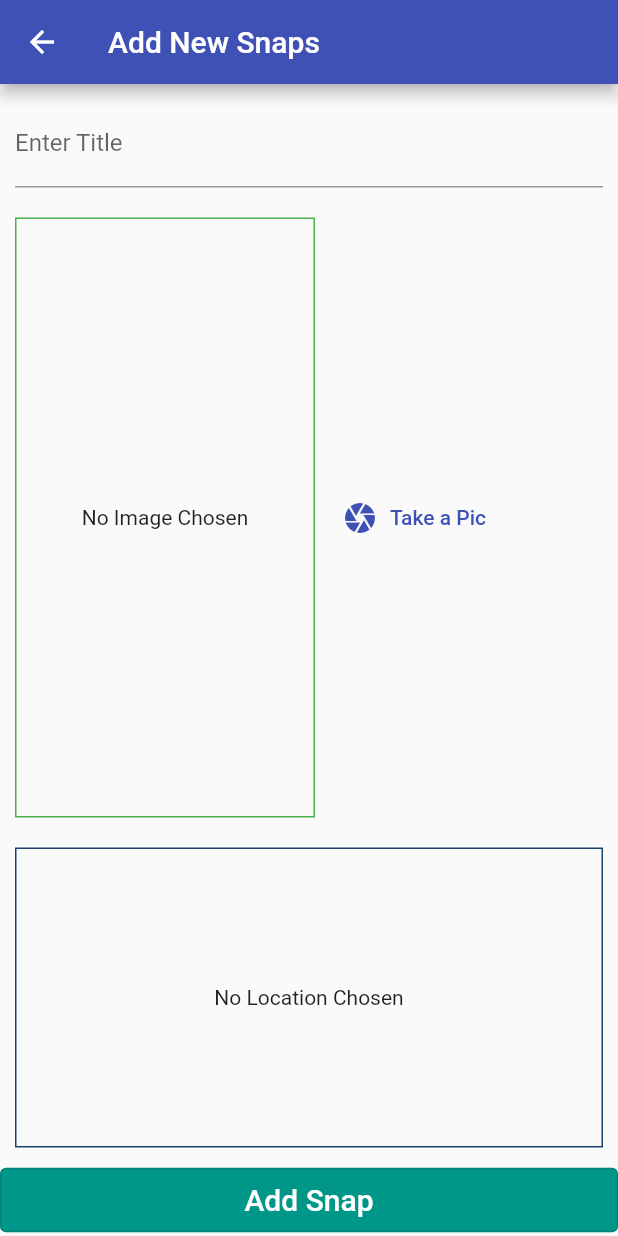
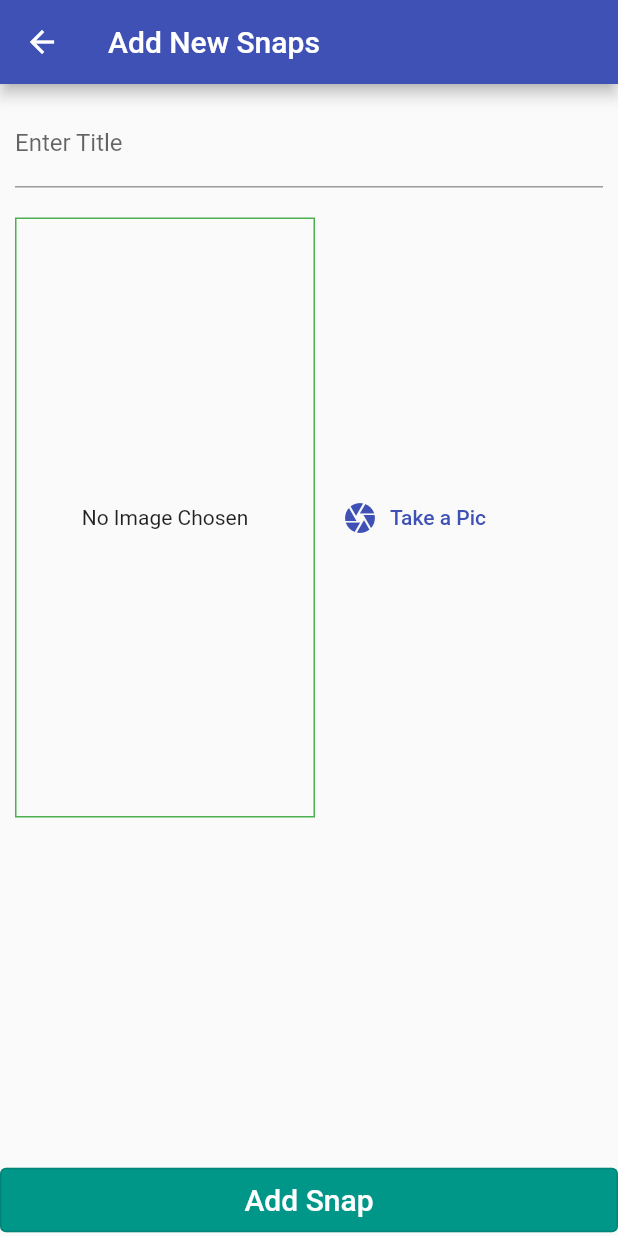
Before and after one commit to bishal5917/Snap_App, a Flutter app: the AddPlaceScreen screen opened by its route, on a phone screen of 412 x 824 dp. Run offline on Flutter 3.47's test engine with Material 2 defaults, Android fonts, the phone set to English and light mode, and no system bars; our stand-ins replace image_picker, sqflite; accounts and stored records are empty.

Commit message:
some changes

```diff
--- a/lib/add_place_screen.dart
+++ b/lib/add_place_screen.dart
@@ -3,7 +3,7 @@ import 'package:flutter/src/widgets/container.dart';
 import 'package:flutter/src/widgets/framework.dart';
 import 'package:provider/provider.dart';
 import 'package:snap_app/image_input.dart';
-import 'package:snap_app/location_input.dart';
+// import 'package:snap_app/location_input.dart';
 import 'dart:io';
 
 import 'package:snap_app/providers/great_places.dart';
@@ -55,8 +55,8 @@ class _AddPlaceScreenState extends State<AddPlaceScreen> {
                   ),
                   SizedBox(height: 20),
                   ImageInput(selectImage),
-                  SizedBox(height: 20),
-                  LocationInput()
+                  // SizedBox(height: 20),
+                  // LocationInput()
                 ]),
               ),
             )),
```
